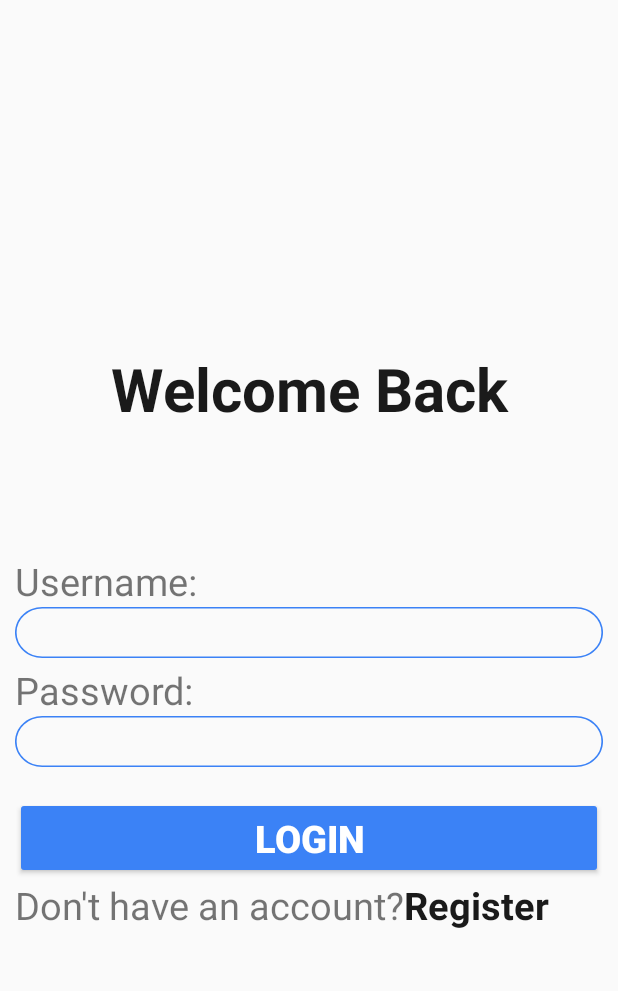
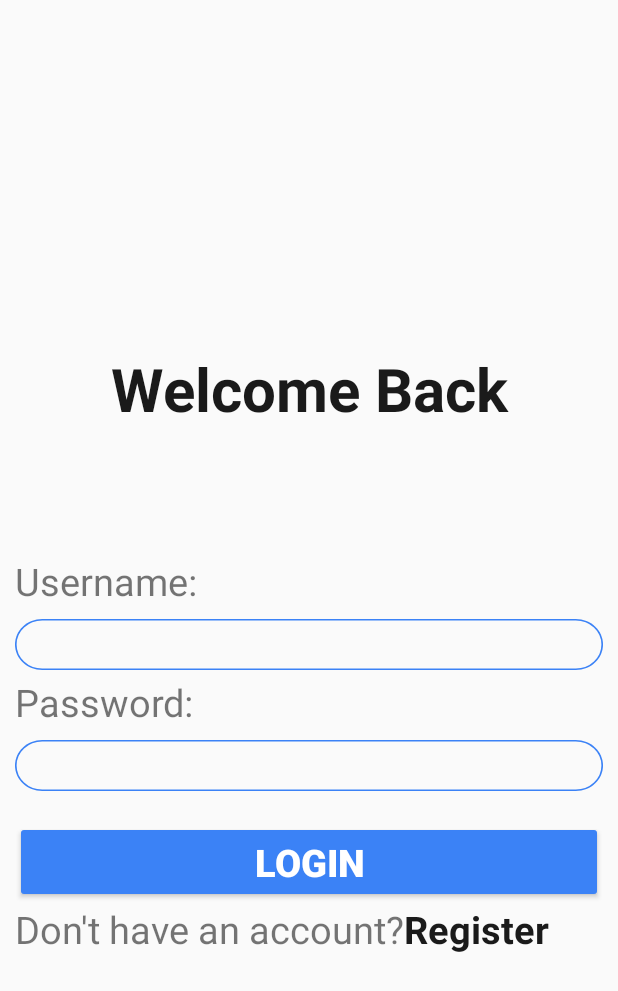
Before and after one commit to LNHBKDN/SnapLearn, an Android app: the layout activity_login.xml on its own in the app's theme, with its tools: preview values and no code run, on a phone screen of 412 x 824 dp. Shown: the top 991 px of the screen. Run offline under Robolectric (Android 15) with nearby library versions, the phone set to English and light mode, and no system bars.

```diff
--- a/app/src/main/AndroidManifest.xml
+++ b/app/src/main/AndroidManifest.xml
@@ -28,10 +28,10 @@
             android:name=".view.CreateSet"
             android:exported="false" />
         <activity
-            android:name=".view.Login"
+            android:name=".view.MainActivity"
             android:exported="false" />
         <activity
-            android:name=".view.MainActivity"
+            android:name=".view.Login"
             android:exported="true">
             <intent-filter>
                 <action android:name="android.intent.action.MAIN" />
--- a/app/src/main/res/layout/activity_login.xml
+++ b/app/src/main/res/layout/activity_login.xml
@@ -46,6 +46,8 @@
                 android:id="@+id/edt_username"
                 android:layout_width="match_parent"
                 android:layout_height="wrap_content"
+                android:layout_marginTop="8dp"
+                android:paddingStart="8dp"
                 android:background="@drawable/rectangle_2"
                 ></EditText>
         </LinearLayout>
@@ -66,6 +68,9 @@
                 android:id="@+id/edt_password"
                 android:layout_width="match_parent"
                 android:layout_height="wrap_content"
+                android:layout_marginTop="8dp"
+                android:paddingStart="8dp"
+                android:inputType="textPassword"
                 android:background="@drawable/rectangle_2"></EditText>
         <LinearLayout
             android:layout_width="match_parent"
```
Also changed, not shown: app/src/main/java/com/example/snaplearn/view/Login.java (+36 -2 lines), app/src/main/java/com/example/snaplearn/view/MainActivity.java (+9 -6 lines).
